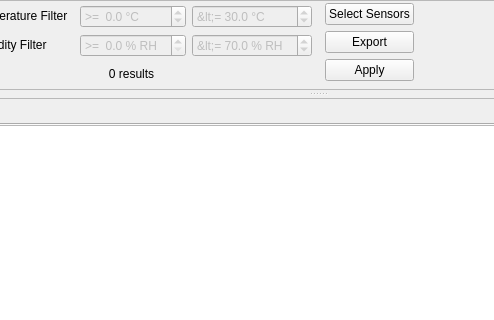
Above: manager/src/MeasurementsWidget.ui from porkmarks/sense before the change; both pictures show x 251 to 745 and y 0 to 320 of the 1137 by 781 pixel window. Below: the same form after it.
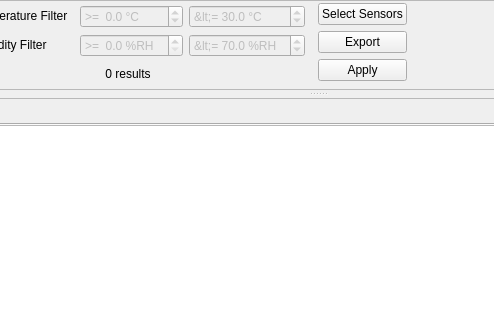
That is the form after the change. Icons and pictures are not drawn. Custom widgets are drawn as their Qt base class.

Patch:
```diff
--- a/manager/src/MeasurementsWidget.ui
+++ b/manager/src/MeasurementsWidget.ui
@@ -249,7 +249,7 @@
              <string>&gt;=  </string>
             </property>
             <property name="suffix">
-             <string> % RH</string>
+             <string> %RH</string>
             </property>
             <property name="decimals">
              <number>1</number>
@@ -268,7 +268,7 @@
              <string>&lt;= </string>
             </property>
             <property name="suffix">
-             <string> % RH</string>
+             <string> %RH</string>
             </property>
             <property name="decimals">
              <number>1</number>
```
